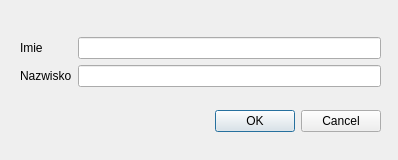
First picture: the form in sqlmodify.ui, repository aleksanderkalenbach/IO_2020_2021_ASP, before the edit.
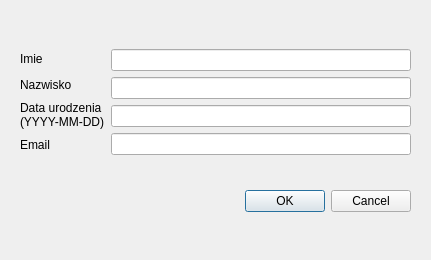
Second picture: the form after the edit.

Diff of the .ui file:
```diff
--- a/sqlmodify.ui
+++ b/sqlmodify.ui
@@ -6,8 +6,8 @@
    <rect>
     <x>0</x>
     <y>0</y>
-    <width>398</width>
-    <height>160</height>
+    <width>431</width>
+    <height>260</height>
    </rect>
   </property>
   <property name="windowTitle">
@@ -18,10 +18,12 @@
     <rect>
      <x>20</x>
      <y>20</y>
-     <width>361</width>
-     <height>131</height>
+     <width>391</width>
+     <height>221</height>
     </rect>
    </property>
+   <layout class="QGridLayout" name="gridLayout_2">
+    <item row="0" column="0">
    <layout class="QGridLayout" name="gridLayout">
     <item row="0" column="0">
      <layout class="QHBoxLayout" name="horizontalLayout">
@@ -41,6 +43,27 @@
           </property>
          </widget>
         </item>
+          <item>
+           <widget class="QLabel" name="label_3">
+            <property name="text">
+             <string>Data urodzenia
+(YYYY-MM-DD)</string>
+            </property>
+            <property name="wordWrap">
+             <bool>false</bool>
+            </property>
+           </widget>
+          </item>
+          <item>
+           <widget class="QLabel" name="label_4">
+            <property name="text">
+             <string>Email</string>
+            </property>
+            <property name="wordWrap">
+             <bool>false</bool>
+            </property>
+           </widget>
+          </item>
        </layout>
       </item>
       <item>
@@ -50,6 +73,14 @@
         </item>
         <item>
          <widget class="QLineEdit" name="lineNazwisko"/>
+          </item>
+          <item>
+           <widget class="QLineEdit" name="lineDataUrodzenia"/>
+          </item>
+          <item>
+           <widget class="QLineEdit" name="lineEmail"/>
+          </item>
+         </layout>
         </item>
        </layout>
       </item>
```
Lines whose indentation alone changed are shown as unchanged.
